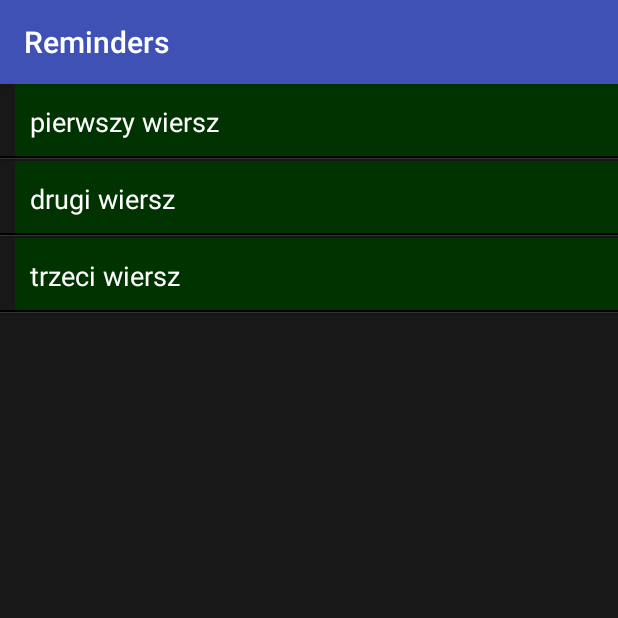
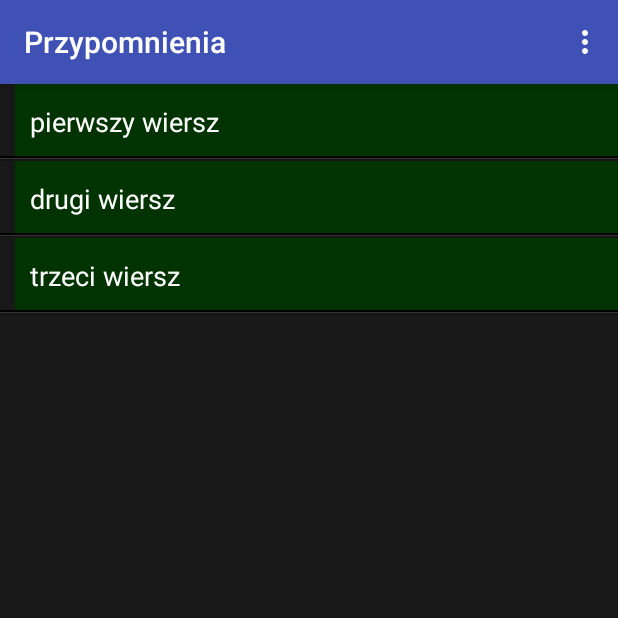
Before and after one commit to MartaPiatek/Reminders, an Android app: the screen it shows after launch (RemindersActivity), on a phone screen of 412 x 824 dp, the top half of it. Run offline under Robolectric (Android 15) with nearby library versions, the phone set to English and light mode, and no system bars.

Commit message:
Dodanie w menu paska akcji poleceń nowe przypomnienie i wyjście

```diff
--- a/app/build.gradle
+++ b/app/build.gradle
@@ -1,12 +1,12 @@
 apply plugin: 'com.android.application'
 
 android {
-    compileSdkVersion 26
-    buildToolsVersion "26.0.0"
+    compileSdkVersion 25
+    buildToolsVersion "25.0.0"
     defaultConfig {
         applicationId "pl.martapiatek.reminders"
         minSdkVersion 21
-        targetSdkVersion 26
+        targetSdkVersion 25
         versionCode 1
         versionName "1.0"
         testInstrumentationRunner "android.support.test.runner.AndroidJUnitRunner"
--- /dev/null
+++ b/app/src/main/res/menu/menu_reminders.xml
@@ -0,0 +1,13 @@
+<menu xmlns:android="http://schemas.android.com/apk/res/android"
+      xmlns:app="http://schemas.android.com/apk/res-auto"
+      xmlns:tools="http://schemas.android.com/tools"
+      tools:context="pl.martapiatek.reminders.RemindersActivity">
+    <item android:id="@+id/action_new"
+          android:title="@string/new_reminder"
+          android:orderInCategory="100"
+          app:showAsAction="never" />
+    <item android:id="@+id/action_exit"
+          android:title="@string/exit"
+          android:orderInCategory="200"
+          app:showAsAction="never" />
+</menu>
--- a/app/src/main/res/values/strings.xml
+++ b/app/src/main/res/values/strings.xml
@@ -1,3 +1,5 @@
 <resources>
-    <string name="app_name">Reminders</string>
+    <string name="app_name">Przypomnienia</string>
+    <string name="new_reminder">Nowe przypomnienie</string>
+    <string name="exit">Wyjście</string>
 </resources>
```
Also changed, not shown: app/src/main/java/pl/martapiatek/reminders/RemindersActivity.java (+26 -0 lines).
